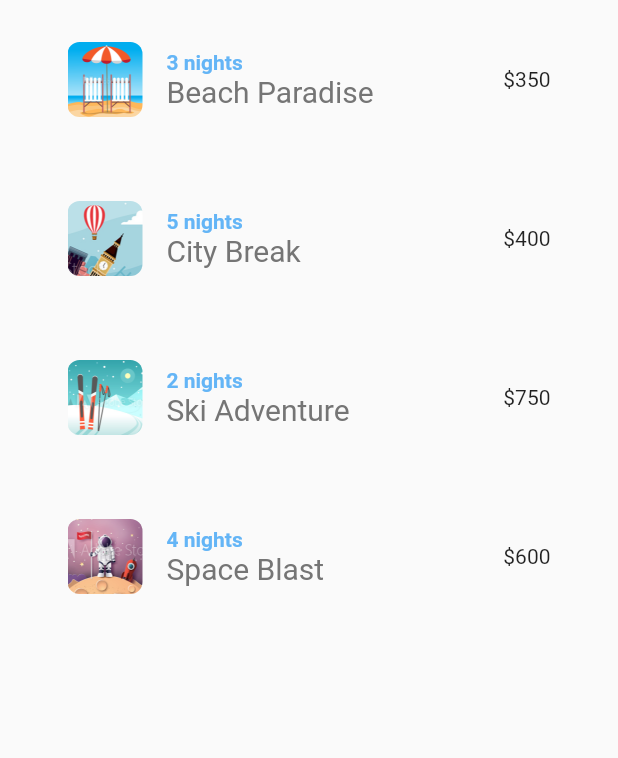
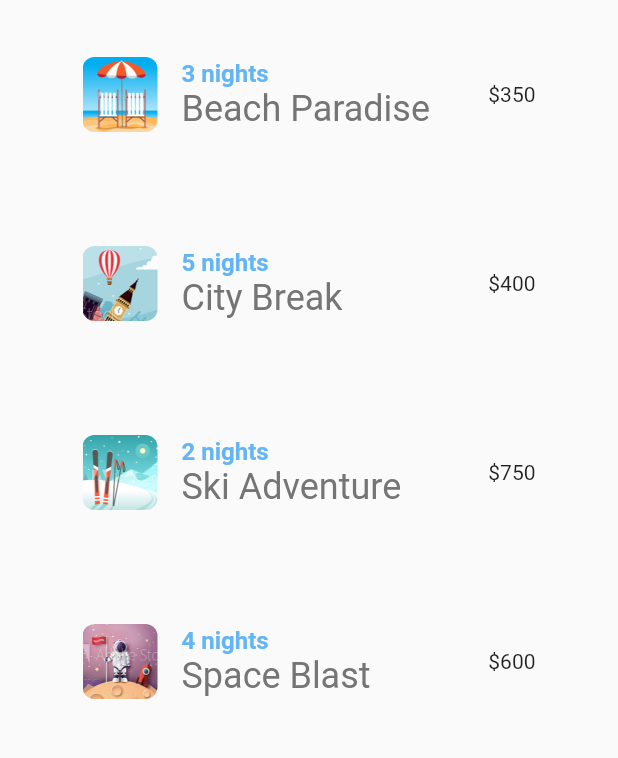
Before and after one commit to JBW7/flutter-apps, a Flutter app: the screen it shows after launch, on a phone screen of 412 x 824 dp, the part 315-1073 px from its top. Run offline on Flutter 3.47's test engine with Material 2 defaults, Android fonts, the phone set to English and light mode, and no system bars; our stand-ins replace flutter_spinkit; missing offline and left inert: lipsum.

Commit message:
adjusted size and padding

```diff
--- a/trip_planner_app/lib/shared/tripList.dart
+++ b/trip_planner_app/lib/shared/tripList.dart
@@ -36,13 +36,13 @@ class _TripListState extends State<TripList> {
       onTap: () {
         Navigator.push(context, MaterialPageRoute(builder: (context) => Details(trip: trip)));
       },
-      contentPadding: EdgeInsets.all(25),
+      contentPadding: EdgeInsets.all(35),
       title: Column(
         crossAxisAlignment: CrossAxisAlignment.start,
         children: <Widget>[
           Text('${trip.nights} nights',
-              style: TextStyle(fontSize: 14, fontWeight: FontWeight.bold, color: Colors.blue[300])),
-          Text(trip.title, style: TextStyle(fontSize: 20, color: Colors.grey[600])),
+              style: TextStyle(fontSize: 16, fontWeight: FontWeight.bold, color: Colors.blue[300])),
+          Text(trip.title, style: TextStyle(fontSize: 24, color: Colors.grey[600])),
         ],
       ),
       leading: ClipRRect(
```
